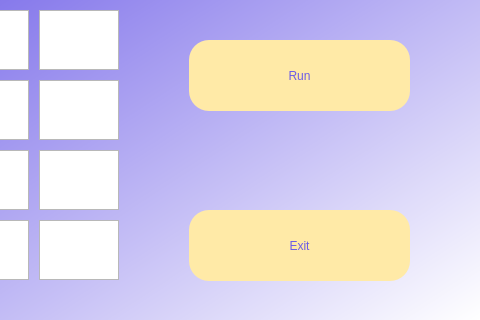
The window that src/matrix.ui (santy81855/Echelon) describes before a commit, drawn with Qt 5; both pictures show x 441 to 921 and y 280 to 600 of the 921 by 600 pixel window.
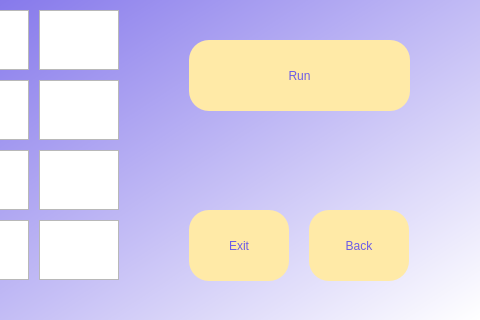
The same window after the commit.

Commit message: fixed issue with large matrices and added a back button to be able to use the program multiple times without closing it

```diff
--- a/src/matrix.ui
+++ b/src/matrix.ui
@@ -1695,12 +1695,31 @@
      <string/>
     </property>
    </widget>
+   <widget class="QPushButton" name="start_over_button">
+    <property name="geometry">
+     <rect>
+      <x>750</x>
+      <y>490</y>
+      <width>100</width>
+      <height>71</height>
+     </rect>
+    </property>
+    <property name="styleSheet">
+     <string notr="true">border-radius: 20px;
+font: 75 30pt &quot;Malgun Gothic&quot;;
+color: rgb(108, 92, 231);
+background-color: rgb(255, 234, 167);</string>
+    </property>
+    <property name="text">
+     <string>Back</string>
+    </property>
+   </widget>
    <widget class="QPushButton" name="exit_button">
     <property name="geometry">
      <rect>
       <x>630</x>
       <y>490</y>
-      <width>221</width>
+      <width>100</width>
       <height>71</height>
      </rect>
     </property>
```
The commit also changes 3 other files.
